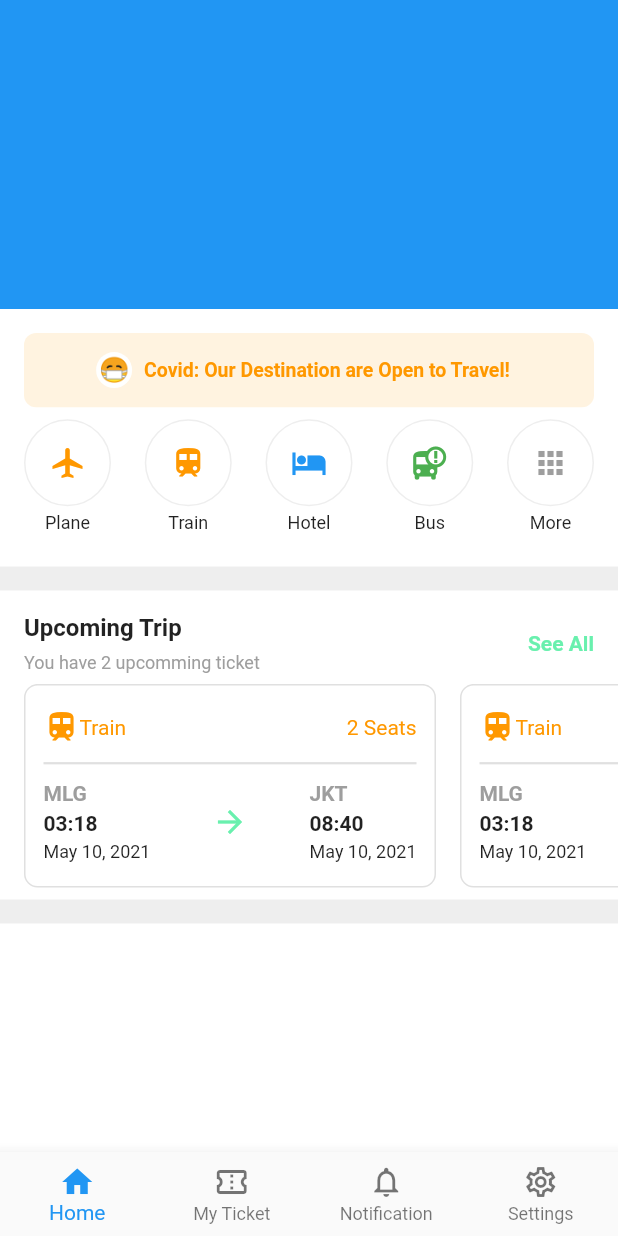
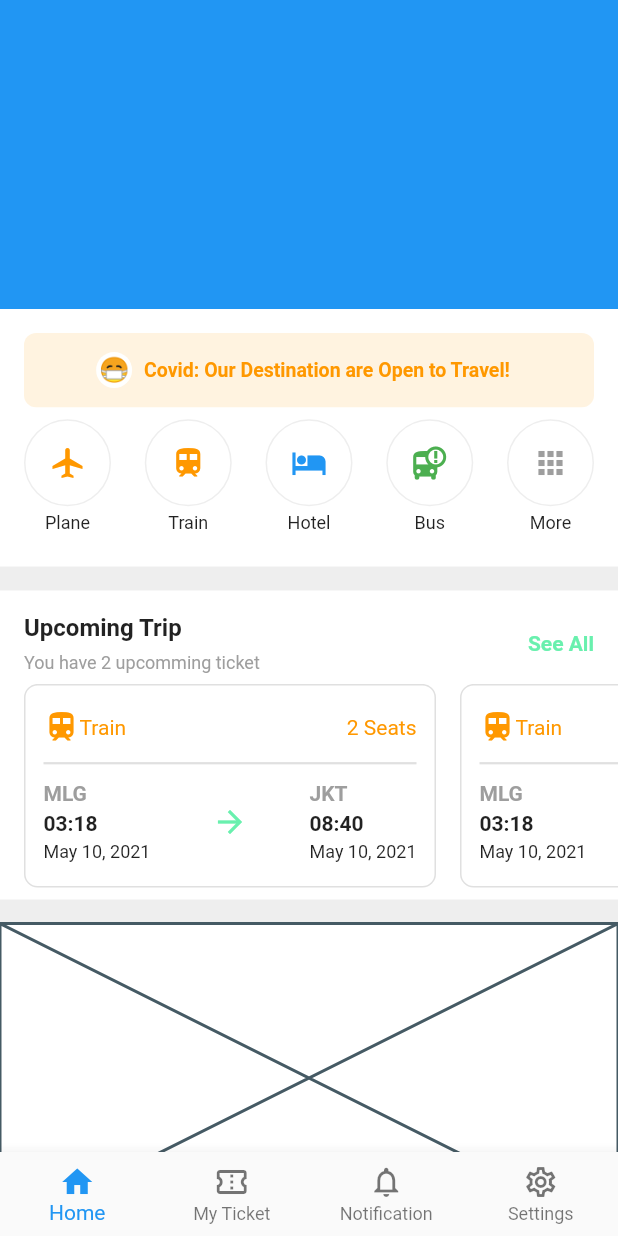
Before and after one commit to JAICHANGPARK/flutter_notebook_11th_story, a Flutter app: the screen it shows after launch, on a phone screen of 412 x 824 dp. Run offline on Flutter 3.47's test engine with Material 2 defaults, Android fonts, the phone set to English and light mode, and no system bars; our stand-ins replace backdrop, badges, flutter_inner_drawer, flutter_slidable, google_fonts.

Commit message:
Update ticket_booking_home_page.dart

```diff
--- a/lib/ep710_ticket_booking_app/ticket_booking_home_page.dart
+++ b/lib/ep710_ticket_booking_app/ticket_booking_home_page.dart
@@ -422,6 +422,11 @@ class _TicketBookingHomePageState extends State<TicketBookingHomePage> {
                 Container(
                   height: MediaQuery.of(context).size.height / 4,
                   decoration: BoxDecoration(color: Colors.white),
+                  child: Column(
+                    children: [
+                      Expanded(child: Placeholder()),
+                    ],
+                  ),
                 ),
               ],
             ),
```
